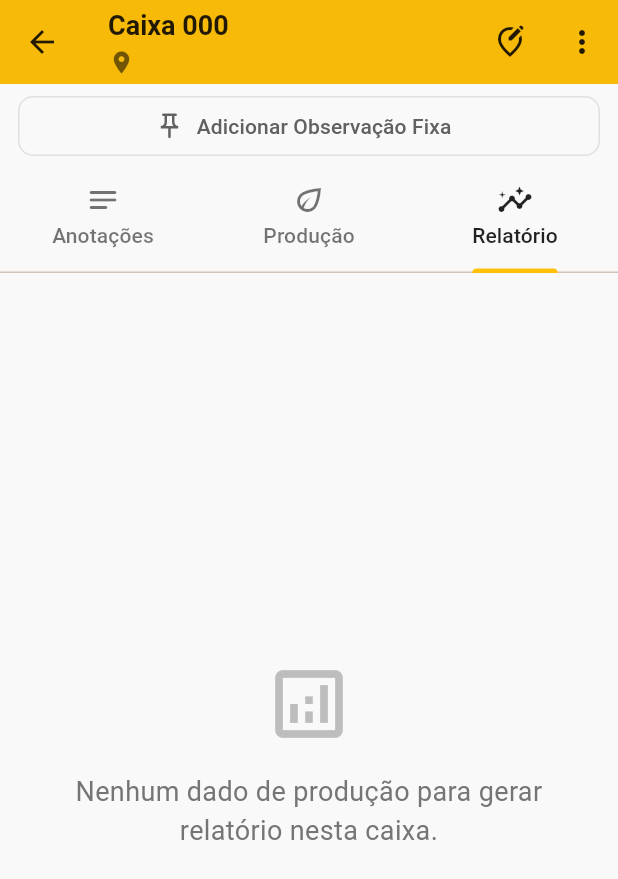
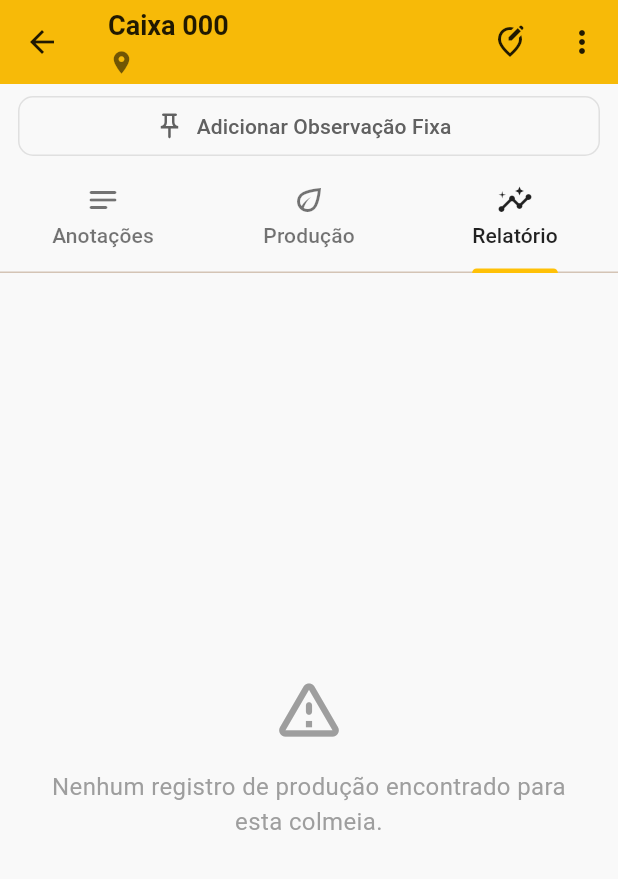
Before and after one commit to yagoalvess/beecontrol, a Flutter app: the CaixaScreen screen opened directly with empty values, tab 3 chosen, on a phone screen of 412 x 824 dp. Shown: the top 879 px of the screen. Run offline on Flutter 3.47's test engine with Material 3 defaults, Android fonts, the phone set to English and light mode, and no system bars; our stand-ins replace fl_chart, pdf, printing, qr_flutter, share_plus, shared_preferences; missing offline and left inert: mobile_scanner; accounts and stored records are empty.

Commit message:
ajustes
ajustes demorou

```diff
--- a/lib/screens/caixa_screen.dart
+++ b/lib/screens/caixa_screen.dart
@@ -1,5 +1,5 @@
 import 'package:flutter/material.dart';
-import 'package:abelhas/services/historico_service.dart'; // Certifique-se que o caminho está correto
+import 'package:abelhas/services/historico_service.dart';
 import 'package:intl/intl.dart';
 import 'package:abelhas/screens/registrar_producao_screen.dart';
 
@@ -73,9 +73,10 @@ class _CaixaScreenState extends State<CaixaScreen>
   List<Map<String, dynamic>> _registrosProducaoDaCaixa = [];
 
   double _totalMelDaCaixa = 0;
-  double _totalGeleiaRealDaCaixa = 0;
+  double _totalCeraDaCaixa= 0;
   double _totalPropolisDaCaixa = 0;
-  double _totalCeraDaCaixa = 0;
+  double _totalPolenDaCaixa = 0;
+  Map<String, double> _totaisPropolisPorCor = {};
   DateTime? _dataProducaoMaisAntigaDaCaixa;
   DateTime? _dataProducaoMaisRecenteDaCaixa;
 
@@ -160,15 +161,23 @@ class _CaixaScreenState extends State<CaixaScreen>
     await _carregarDadosEProcessarRelatorio();
   }
 
+  // COLE ESTE MÉTODO CORRIGIDO NO LUGAR DO ANTIGO
   void _processarDadosDeProducaoParaRelatorioLocal(List<Map<String, dynamic>> registros) {
+    // 1. Zera todas as variáveis de total no início
     _totalMelDaCaixa = 0;
-    _totalGeleiaRealDaCaixa = 0;
-    _totalPropolisDaCaixa = 0;
     _totalCeraDaCaixa = 0;
+    _totalPolenDaCaixa = 0;
+    _totaisPropolisPorCor = {}; // Zera o mapa de totais por cor (a variável da classe)
+    _totalPropolisDaCaixa = 0; // Zera o total geral de própolis
+
     _dataProducaoMaisAntigaDaCaixa = null;
     _dataProducaoMaisRecenteDaCaixa = null;
+
     if (registros.isEmpty) return;
+
+    // 2. Percorre cada registro de produção
     for (var registro in registros) {
+      // Lógica de datas (mantida)
       try {
         if (registro['dataProducao'] != null) {
           DateTime dataAtualRegistro = DateTime.parse(registro['dataProducao'] as String);
@@ -179,13 +188,27 @@ class _CaixaScreenState extends State<CaixaScreen>
             _dataProducaoMaisRecenteDaCaixa = dataAtualRegistro;
           }
         }
-      } catch (e) { /* silent */ }
+      } catch (e) { /* ignora erros de data */ }
+
+      // 3. Soma os outros produtos
       _totalMelDaCaixa += ((registro['quantidadeMel'] as num?)?.toDouble() ?? 0);
-      _totalGeleiaRealDaCaixa += ((registro['quantidadeGeleiaReal'] as num?)?.toDouble() ?? 0);
-      _totalPropolisDaCaixa += ((registro['quantidadePropolis'] as num?)?.toDouble() ?? 0);
-      _totalCeraDaCaixa += ((registro['quantidadeCera'] as num?)?.toDouble() ?? 0);
+      _totalCeraDaCaixa += ((registro['quantidadeCera'] as num?)?.toDouble() ?? 0); // USA 'quantidadeCera'
+      _totalPolenDaCaixa += ((registro['quantidadePolen'] as num?)?.toDouble() ?? 0);
+
+      // 4. LÓGICA CORRETA PARA PRÓPOLIS
+      final double quantidadePropolis = (registro['quantidadePropolis'] as num?)?.toDouble() ?? 0;
+      if (quantidadePropolis > 0) {
+        final String cor = registro['corDaPropolis'] as String? ?? 'Sem Cor';
+        // Adiciona a quantidade ao total daquela cor específica no mapa da classe
+        _totaisPropolisPorCor[cor] = (_totaisPropolisPorCor[cor] ?? 0) + quantidadePropolis;
+      }
     }
+
+    // 5. No final, calcula o total geral de própolis a partir do mapa de cores
+    _totalPropolisDaCaixa = _totaisPropolisPorCor.values.fold(0.0, (soma, item) => soma + item);
   }
+
+
 
   Future<void> _handleServiceAndUpdate(
       Future<bool> Function() serviceCall, {
@@ -774,10 +797,10 @@ class _CaixaScreenState extends State<CaixaScreen>
       );
     }
     List<Widget> childrenDetalhes = [
-      buildDetalheItem('Mel', producao['quantidadeMel'] != null ? '${(producao['quantidadeMel'] as num).toStringAsFixed(2)} kg/L' : null),
-      buildDetalheItem('Geleia Real', producao['quantidadeGeleiaReal'] != null ? '${(producao['quantidadeGeleiaReal'] as num).toStringAsFixed(2)}g' : null),
-      buildDetalheItem('Própolis', producao['quantidadePropolis'] != null ? '${(producao['quantidadePropolis'] as num).toStringAsFixed(2)}g/mL' : null, corPropolis: producao['corDaPropolis']?.toString()),
-      buildDetalheItem('Cera', producao['quantidadeCera'] != null ? '${(producao['quantidadeCera'] as num).toStringAsFixed(2)}kg/placas' : null),
+      buildDetalheItem('Mel', producao['quantidadeMel'] != null ? '${(producao['quantidadeMel'] as num).toStringAsFixed(2)} Kg' : null),
+      buildDetalheItem('Pólen', producao['quantidadePolen'] != null ? '${(producao['quantidadePolen'] as num).toStringAsFixed(2)} g' : null),
+      buildDetalheItem('Cera de abelha', producao['quantidadeCera'] != null ? '${(producao['quantidadeCera'] as num).toStringAsFixed(2)} g' : null),
+      buildDetalheItem('Própolis', producao['quantidadePropolis'] != null ? '${(producao['quantidadePropolis'] as num).toStringAsFixed(2)}g' : null, corPropolis: producao['corDaPropolis']?.toString()),
     ];
     if (producao['observacaoProducao'] != null && (producao['observacaoProducao'] as String).isNotEmpty) {
       childrenDetalhes.add(Padding(padding: const EdgeInsets.only(top: 8.0), child: Text("Obs: ${producao['observacaoProducao']}", style: TextStyle(fontSize: 13, fontStyle: FontStyle.italic, color: Colors.grey.shade700))));
@@ -828,44 +851,146 @@ class _CaixaScreenState extends State<CaixaScreen>
     );
   }
 
+  // COLE ESTE BLOCO INTEIRO NO SEU CÓDIGO
+
+  // COLE ESTE BLOCO NO LUGAR DO SEU _buildRelatorioCaixaView E _buildOutroProdutoRelatorioCaixa
+
+  // COLE ESTE BLOCO NO LUGAR DO _buildRelatorioCaixaView E SEU MÉTODO AUXILIAR
+
   Widget _buildRelatorioCaixaView() {
-    if (_registrosProducaoDaCaixa.isEmpty && !_isLoading) {
-      return Center(
+    if (_registrosProducaoDaCaixa.isEmpty) {
+      return const Center(
         child: Padding(
-          padding: const EdgeInsets.all(20.0),
-          child: Column(mainAxisSize: MainAxisSize.min, children: [
-            Icon(Icons.analytics_outlined, size: 60.0, color: Colors.grey.shade400),
-            const SizedBox(height: 16.0),
-            Text('Nenhum dado de produção para gerar relatório nesta caixa.', style: TextStyle(fontSize: 18.0, color: Colors.grey.shade600), textAlign: TextAlign.center),
-          ]),
+          padding: EdgeInsets.all(24.0),
+          child: Column(
+            mainAxisAlignment: MainAxisAlignment.center,
+            children: [
+              Icon(Icons.warning_amber_rounded, color: Colors.grey, size: 50),
+              SizedBox(height: 16),
+              Text(
+                'Nenhum registro de produção encontrado para esta colmeia.',
+                textAlign: TextAlign.center,
+                style: TextStyle(fontSize: 16, color: Colors.grey),
+              ),
+            ],
+          ),
         ),
       );
     }
     return RefreshIndicator(
-      onRefresh: _carregarDadosEProcessarRelatorio, color: const Color(0xFFFFC107),
+      onRefresh: _carregarDadosIniciais,
       child: ListView(
-        padding: const EdgeInsets.all(16.0),
+        padding: const EdgeInsets.fromLTRB(16.0, 16.0, 16.0, 80.0), // Padding inferior para o FAB
         children: <Widget>[
-          Text('Período de Produção (Caixa ${widget.caixaId.replaceAll(RegExp(r'[^0-9]'), '').padLeft(3, '0')}):', style: Theme.of(context).textTheme.titleLarge?.copyWith(fontWeight: FontWeight.bold, color: Colors.green.shade800)),
-          Text('De: ${formatDisplayDate(_dataProducaoMaisAntigaDaCaixa)}   Até: ${formatDisplayDate(_dataProducaoMaisRecenteDaCaixa)}', style: Theme.of(context).textTheme.titleMedium),
-          const SizedBox(height: 24.0), const Divider(),
-          Padding(padding: const EdgeInsets.symmetric(vertical: 12.0), child: Text('Produção de Mel (Caixa)', style: Theme.of(context).textTheme.headlineSmall?.copyWith(fontWeight: FontWeight.bold, color: Colors.amber.shade900))),
-          if (_totalMelDaCaixa > 0)
-            Card(
-              elevation: 1.5, margin: const EdgeInsets.symmetric(vertical: 6.0),
-              child: Padding(
-                padding: const EdgeInsets.symmetric(horizontal: 16.0, vertical: 12.0),
-                child: Row(mainAxisAlignment: MainAxisAlignment.spaceBetween, children: [ Text('TOTAL DE MEL (CAIXA):', style: Theme.of(context).textTheme.titleMedium?.copyWith(fontWeight: FontWeight.w600)), Text('${_totalMelDaCaixa.toStringAsFixed(2)} kg/L', style: TextStyle(fontSize: 16, fontWeight: FontWeight.w500, color: Colors.amber.shade900))]),
+          // CARD DE PERÍODO MELHORADO
+          Card(
+            elevation: 2.0,
+            shape: RoundedRectangleBorder(borderRadius: BorderRadius.circular(12)),
+            color: Colors.blueGrey.shade50,
+            child: Padding(
+              padding: const EdgeInsets.all(16.0),
+              child: Column(
+                crossAxisAlignment: CrossAxisAlignment.start,
+                children: [
+                  Row(
+                    children: [
+                      Icon(Icons.calendar_today_rounded, color: Colors.blueGrey.shade700, size: 22),
+                      const SizedBox(width: 10),
+                      Text('Período do Relatório', style: Theme.of(context).textTheme.titleLarge?.copyWith(fontWeight: FontWeight.bold, color: Colors.blueGrey.shade800)),
+                    ],
+                  ),
+                  const Divider(height: 20, thickness: 1),
+                  Row(
+                    mainAxisAlignment: MainAxisAlignment.spaceBetween,
+                    children: [
+                      Text('De:', style: Theme.of(context).textTheme.bodyMedium?.copyWith(color: Colors.blueGrey.shade600)),
+                      Text(formatDisplayDate(_dataProducaoMaisAntigaDaCaixa), style: const TextStyle(fontWeight: FontWeight.bold, fontSize: 15)),
+                    ],
+                  ),
+                  const SizedBox(height: 6), // Espaço reduzido entre as datas
+                  Row(
+                    mainAxisAlignment: MainAxisAlignment.spaceBetween,
+                    children: [
+                      Text('Até:', style: Theme.of(context).textTheme.bodyMedium?.copyWith(color: Colors.blueGrey.shade600)),
+                      Text(formatDisplayDate(_dataProducaoMaisRecenteDaCaixa), style: const TextStyle(fontWeight: FontWeight.bold, fontSize: 15)),
+                    ],
+                  ),
+                ],
               ),
-            )
-          else Padding(padding: const EdgeInsets.symmetric(vertical: 8.0), child: Text('Nenhum registro de mel para esta caixa.', style: TextStyle(fontSize: 15, fontStyle: FontStyle.italic, color: Colors.grey.shade700))),
-          const SizedBox(height: 24.0), const Divider(),
-          Padding(padding: const EdgeInsets.symmetric(vertical: 12.0), child: Text('Outros Produtos (Caixa)', style: Theme.of(context).textTheme.headlineSmall?.copyWith(fontWeight: FontWeight.bold, color: Colors.teal.shade700))),
-          _buildOutroProdutoRelatorioCaixa('Geleia Real:', _totalGeleiaRealDaCaixa, 'g'),
-          _buildOutroProdutoRelatorioCaixa('Própolis:', _totalPropolisDaCaixa, 'g/mL'),
-          _buildOutroProdutoRelatorioCaixa('Cera de Abelha:', _totalCeraDaCaixa, 'kg/placas'),
+            ),
+          ),
+          const SizedBox(height: 20),
+          // CARD DE PRODUÇÃO TOTAL MELHORADO
+          Card(
+            elevation: 2.0,
+            shape: RoundedRectangleBorder(borderRadius: BorderRadius.circular(12)),
+            child: Padding(
+              padding: const EdgeInsets.fromLTRB(16, 16.0, 16, 16.0), // Padding ajustado
+              child: Column(
+                crossAxisAlignment: CrossAxisAlignment.start,
+                children: [
+                  Text('Produção Total', style: Theme.of(context).textTheme.titleLarge?.copyWith(fontWeight: FontWeight.bold)),
+                  const Divider(height: 20, thickness: 1),
+
+                  // Linhas de produto sem ícones e com fonte ajustada
+                  _buildLinhaProdutoRelatorio('Mel', _totalMelDaCaixa, 'Kg'),
+                  _buildLinhaProdutoRelatorio('Cera de abelha', _totalCeraDaCaixa, 'g'),
+                  _buildLinhaProdutoRelatorio('Pólen', _totalPolenDaCaixa, 'g'),
+
+                  // Lógica para própolis por cor
+                  ..._totaisPropolisPorCor.entries.map((entry) {
+                    return _buildLinhaProdutoRelatorio('Própolis (${entry.key})', entry.value, 'g');
+                  }).toList(),
+
+                  // Linha do total de própolis, se houver mais de uma cor
+                  if (_totaisPropolisPorCor.length > 1) ...[
+                    const Divider(height: 12, indent: 20, endIndent: 20),
+                    _buildLinhaProdutoRelatorio('Total Própolis', _totalPropolisDaCaixa, 'g', isTotal: true),
+                  ],
+                ],
+              ),
+            ),
+          ),
         ],
       ),
     );
   }
+
+  // NOVO MÉTODO VISUAL PARA AS LINHAS DE PRODUTO (SEM ÍCONE)
+  Widget _buildLinhaProdutoRelatorio(String label, double value, String unit, {bool isTotal = false}) {
+    if (value <= 0 && !isTotal) return const SizedBox.shrink();
+
+    return Padding(
+      padding: const EdgeInsets.symmetric(vertical: 6.0), // Espaçamento entre as linhas
+      child: Row(
+        mainAxisAlignment: MainAxisAlignment.spaceBetween,
+        children: [
+          Text(
+            label,
+            style: TextStyle(
+              fontWeight: isTotal ? FontWeight.bold : FontWeight.normal,
+              fontSize: 15,
+              color: Colors.black87,
+            ),
+          ),
+          Text(
+            '${value.toStringAsFixed(value % 1 == 0 ? 0 : 2)} $unit',
+            style: const TextStyle(
+              fontSize: 15, // Mesma fonte das datas
+              fontWeight: FontWeight.bold, // Mesma fonte das datas
+              color: Colors.black87,
+            ),
+          ),
+        ],
+      ),
+    );
+  }
+
+
+
+
+
+
+
+
 }
```
Also changed, not shown: lib/screens/apiarios_screen.dart (+0 -10 lines), lib/screens/registrar_producao_screen.dart (+56 -79 lines), pubspec.lock.
